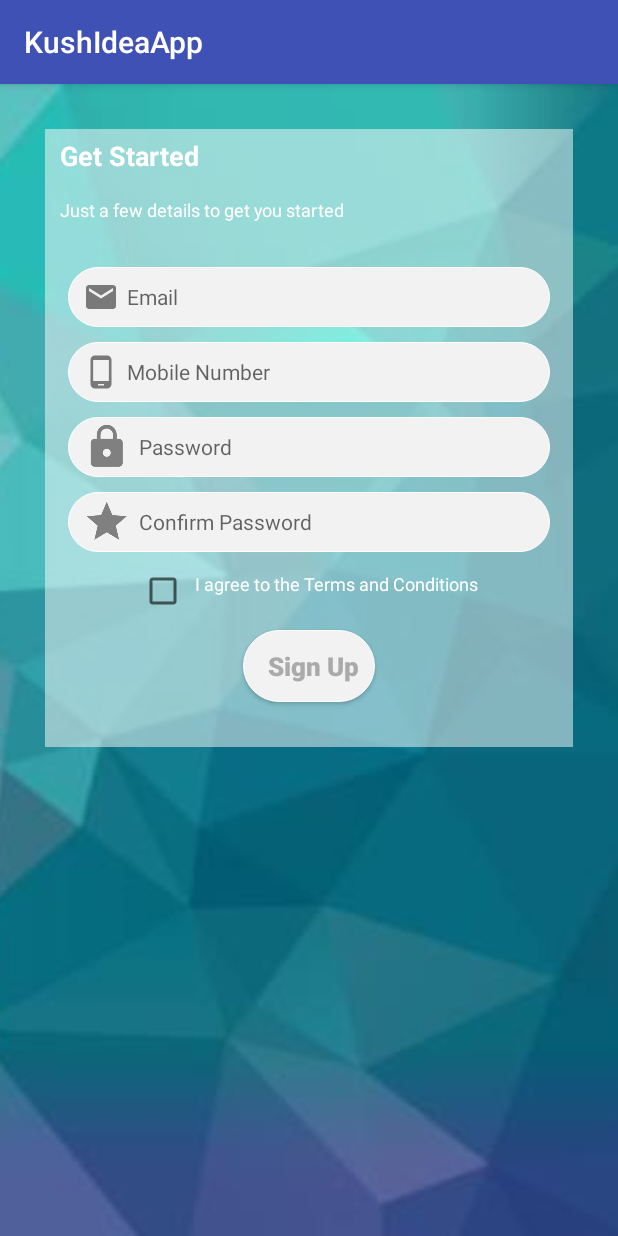
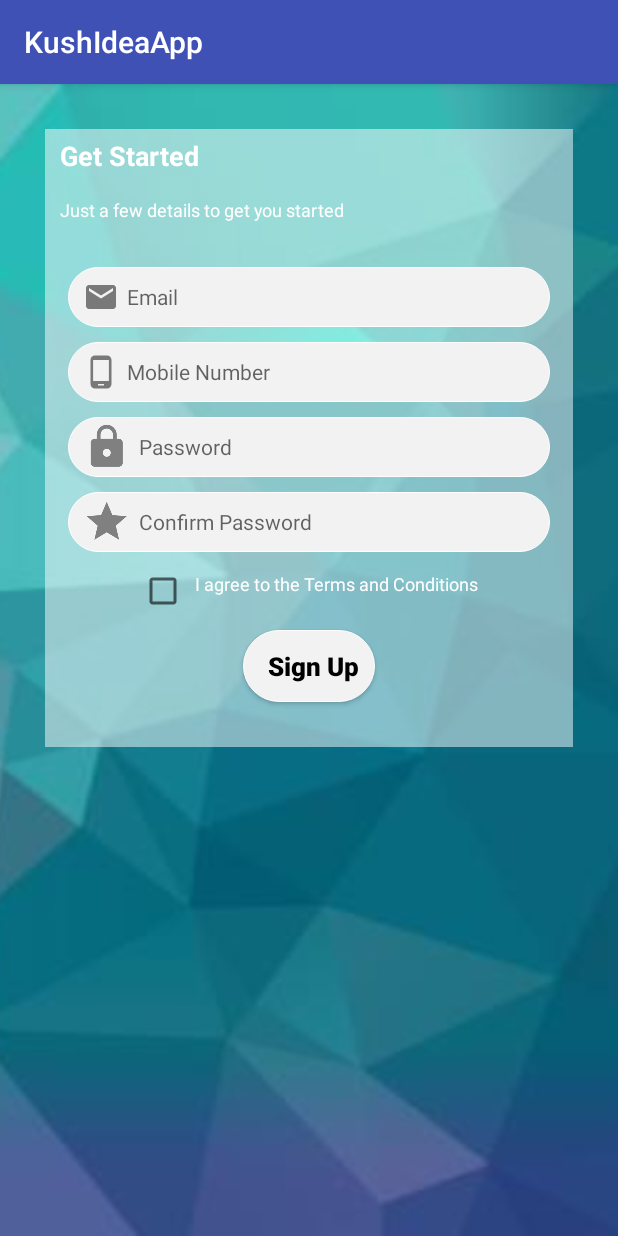
Before and after one commit to Nicolus24/SignUpPage, an Android app: the screen it shows after launch (MainActivity), on a phone screen of 412 x 824 dp. Run offline under Robolectric (Android 15) with nearby library versions, the phone set to English and light mode, and no system bars.

```diff
--- a/app/src/main/res/layout/activity_main.xml
+++ b/app/src/main/res/layout/activity_main.xml
@@ -136,7 +136,7 @@
                 android:layout_height="wrap_content"
                 android:id="@+id/button"
                 android:text="@string/sign_up"
-                android:textColor="@android:color/darker_gray"
+                android:textColor="@android:color/background_dark"
                 android:textStyle="bold"
                 android:textAllCaps="false"
                 android:layout_gravity="center"
```
